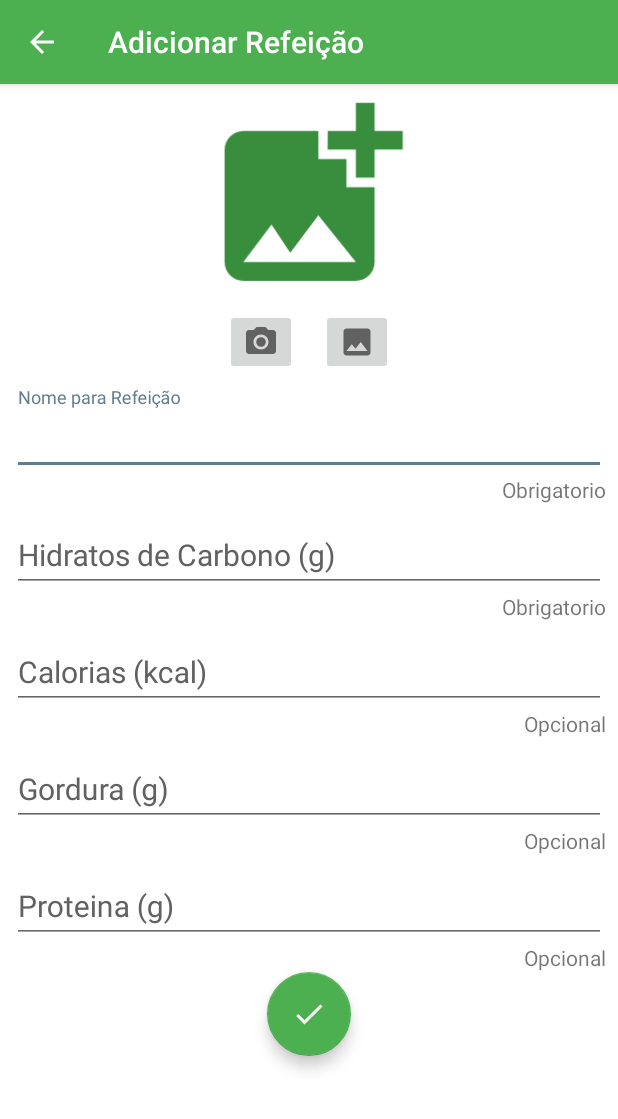
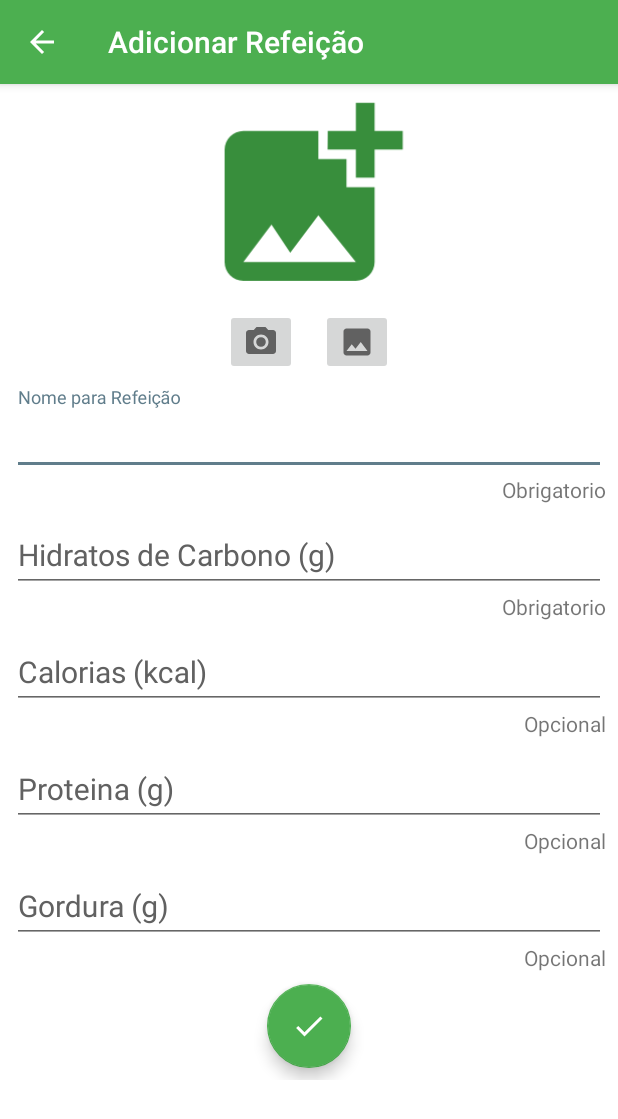
Before and after one commit to DavidsJulio/DiabetesTracker_PFinal, an Android app: the AdicionarRefeicaoActivity screen opened directly, with no data from a screen before it, on a phone screen of 412 x 824 dp. Shown: the top 1119 px of the screen. Run offline under Robolectric (Android 15) with nearby library versions, the phone set to English and light mode, and no system bars; our stand-ins replace Firebase (no records; nobody signed in at launch, a user with empty details on screens opened directly), Picasso.

Commit message:
- length correction in input fields

```diff
--- a/app/build.gradle
+++ b/app/build.gradle
@@ -33,6 +33,7 @@ dependencies {
     implementation 'androidx.navigation:navigation-fragment:2.3.0'
     implementation 'androidx.navigation:navigation-ui:2.3.0'
     implementation 'androidx.lifecycle:lifecycle-extensions:2.2.0'
+
     testImplementation 'junit:junit:4.12'
     androidTestImplementation 'androidx.test.ext:junit:1.1.1'
     androidTestImplementation 'androidx.test.espresso:espresso-core:3.2.0'
--- a/app/src/main/java/com/davidjulio/pfinal2020/activity/TelaPrincipalActivity.java
+++ b/app/src/main/java/com/davidjulio/pfinal2020/activity/TelaPrincipalActivity.java
@@ -48,7 +48,8 @@ public class TelaPrincipalActivity extends AppCompatActivity {
         setSupportActionBar(toolbar);
 
 
-        DrawerLayout drawer = findViewById(R.id.drawer_layout);
+       DrawerLayout drawer = findViewById(R.id.drawer_layout);
+
 
         //Cria referencia para a area de navegação
         NavigationView navigationView = findViewById(R.id.nav_view);
--- a/app/src/main/res/layout/activity_adicionar_refeicao.xml
+++ b/app/src/main/res/layout/activity_adicionar_refeicao.xml
@@ -1,5 +1,5 @@
 <?xml version="1.0" encoding="utf-8"?>
-<androidx.constraintlayout.widget.ConstraintLayout xmlns:android="http://schemas.android.com/apk/res/android"
+<ScrollView xmlns:android="http://schemas.android.com/apk/res/android"
     xmlns:app="http://schemas.android.com/apk/res-auto"
     xmlns:tools="http://schemas.android.com/tools"
     android:layout_width="match_parent"
@@ -7,6 +7,11 @@
     android:background="#FFFFFF"
     android:orientation="vertical"
     tools:context=".activity.ui.refeicoes.AdicionarRefeicaoActivity">
+
+    <LinearLayout
+        android:layout_width="match_parent"
+        android:layout_height="wrap_content"
+        android:orientation="vertical">
 
         <LinearLayout
             android:id="@+id/linearLayout"
@@ -53,12 +58,13 @@
         <LinearLayout
             android:id="@+id/linearLayout3"
             android:layout_width="match_parent"
-        android:layout_height="wrap_content"
+            android:layout_height="match_parent"
+            android:layout_marginBottom="8dp"
             android:orientation="vertical"
             android:paddingLeft="8dp"
             android:paddingRight="8dp"
             android:paddingTop="8dp"
-        app:layout_constraintBottom_toTopOf="@+id/fabSalvarR"
+            app:layout_constraintBottom_toBottomOf="parent"
             app:layout_constraintEnd_toEndOf="parent"
             app:layout_constraintStart_toStartOf="parent"
             app:layout_constraintTop_toBottomOf="@+id/linearLayout">
@@ -82,6 +88,7 @@
                     android:layout_width="match_parent"
                     android:layout_height="wrap_content"
                     android:hint="Nome para Refeição"
+                    android:maxLength="50"
                     android:textAlignment="viewStart"
                     android:textSize="20sp" />
             </com.google.android.material.textfield.TextInputLayout>
@@ -105,12 +112,13 @@
                     android:layout_height="wrap_content"
                     android:hint="Hidratos de Carbono (g)"
                     android:inputType="number|numberDecimal"
+                    android:maxLength="6"
                     android:textSize="20sp" />
             </com.google.android.material.textfield.TextInputLayout>
 
             <com.google.android.material.textfield.TextInputLayout
                 android:layout_width="match_parent"
-            android:layout_height="match_parent"
+                android:layout_height="wrap_content"
                 android:textColorHint="@color/colorCINZA">
 
                 <TextView
@@ -127,34 +135,13 @@
                     android:layout_height="wrap_content"
                     android:hint="Calorias (kcal)"
                     android:inputType="number"
+                    android:maxLength="4"
                     android:textSize="20sp" />
             </com.google.android.material.textfield.TextInputLayout>
 
             <com.google.android.material.textfield.TextInputLayout
                 android:layout_width="match_parent"
-            android:layout_height="match_parent"
-            android:textColorHint="@color/colorCINZA">
-
-            <TextView
-                android:id="@+id/textView10"
-                android:layout_width="wrap_content"
                 android:layout_height="wrap_content"
-                android:layout_gravity="right"
-                android:layout_weight="1"
-                android:text="Opcional" />
-
-            <com.google.android.material.textfield.TextInputEditText
-                android:id="@+id/editGorduraR"
-                android:layout_width="match_parent"
-                android:layout_height="wrap_content"
-                android:hint="Gordura (g)"
-                android:inputType="number|numberDecimal"
-                android:textSize="20sp" />
-        </com.google.android.material.textfield.TextInputLayout>
-
-        <com.google.android.material.textfield.TextInputLayout
-            android:layout_width="match_parent"
-            android:layout_height="match_parent"
                 android:textColorHint="@color/colorCINZA">
 
                 <TextView
@@ -172,22 +159,46 @@
                     android:freezesText="false"
                     android:hint="Proteina (g)"
                     android:inputType="number|numberDecimal"
+                    android:maxLength="6"
                     android:textSize="20sp" />
             </com.google.android.material.textfield.TextInputLayout>
 
-    </LinearLayout>
+            <com.google.android.material.textfield.TextInputLayout
+                android:layout_width="match_parent"
+                android:layout_height="wrap_content"
+                android:textColorHint="@color/colorCINZA">
+
+                <TextView
+                    android:id="@+id/textView10"
+                    android:layout_width="wrap_content"
+                    android:layout_height="wrap_content"
+                    android:layout_gravity="right"
+                    android:layout_weight="1"
+                    android:text="Opcional" />
+
+                <com.google.android.material.textfield.TextInputEditText
+                    android:id="@+id/editGorduraR"
+                    android:layout_width="match_parent"
+                    android:layout_height="wrap_content"
+                    android:hint="Gordura (g)"
+                    android:inputType="number|numberDecimal"
+                    android:maxLength="6"
+                    android:textSize="20sp" />
+            </com.google.android.material.textfield.TextInputLayout>
 
             <com.google.android.material.floatingactionbutton.FloatingActionButton
                 android:id="@+id/fabSalvarR"
                 android:layout_width="wrap_content"
                 android:layout_height="wrap_content"
+                android:layout_gravity="center_horizontal"
+                android:layout_marginBottom="8dp"
+                android:layout_marginTop="8dp"
                 android:clickable="true"
                 android:onClick="guardarRefeicao"
                 app:backgroundTint="@color/colorPrimary"
-        app:layout_constraintBottom_toBottomOf="parent"
-        app:layout_constraintEnd_toEndOf="parent"
-        app:layout_constraintStart_toStartOf="parent"
-        app:layout_constraintTop_toBottomOf="@+id/linearLayout3"
                 app:srcCompat="@drawable/ic_check" />
 
-</androidx.constraintlayout.widget.ConstraintLayout>
+        </LinearLayout>
+
+    </LinearLayout>
+</ScrollView>
--- a/app/src/main/res/layout/activity_tela_principal.xml
+++ b/app/src/main/res/layout/activity_tela_principal.xml
@@ -13,6 +13,7 @@
         android:layout_width="match_parent"
         android:layout_height="match_parent" />
 
+
     <com.google.android.material.navigation.NavigationView
         android:id="@+id/nav_view"
         android:layout_width="wrap_content"
@@ -21,6 +22,7 @@
         android:fitsSystemWindows="true"
         app:headerLayout="@layout/nav_header_main"
 
+
         app:menu="@menu/activity_main_drawer" />
 
 </androidx.drawerlayout.widget.DrawerLayout>
--- a/app/src/main/res/layout/fragment_calculadora.xml
+++ b/app/src/main/res/layout/fragment_calculadora.xml
@@ -39,6 +39,7 @@
             android:layout_weight="0"
             android:ems="10"
             android:inputType="number"
+            android:maxLength="4"
             android:textAlignment="center"
             tools:text="183" />
 
@@ -81,6 +82,7 @@
             android:layout_weight="0"
             android:ems="10"
             android:inputType="number"
+            android:maxLength="6"
             android:textAlignment="center"
             tools:text="48" />
 
--- a/app/src/main/res/layout/fragment_perfil.xml
+++ b/app/src/main/res/layout/fragment_perfil.xml
@@ -33,7 +33,6 @@
                 android:layout_weight="1"
                 android:gravity="center_vertical"
                 android:text="Fator de Sensibilidade\nà Insulina (FSI) :"
-                android:textAlignment="viewStart"
                 android:textSize="20sp" />
 
             <EditText
@@ -43,6 +42,7 @@
                 android:ems="0"
                 android:gravity="center_horizontal|center_vertical"
                 android:inputType="numberDecimal"
+                android:maxLength="3"
                 android:textAlignment="center"
                 android:textSize="20sp" />
 
@@ -71,6 +71,7 @@
                 android:ems="10"
                 android:gravity="center_horizontal|center_vertical"
                 android:inputType="numberDecimal"
+                android:maxLength="6"
                 android:textAlignment="center"
                 android:textSize="20sp" />
 
@@ -99,6 +100,7 @@
                 android:ems="10"
                 android:gravity="center_horizontal|center_vertical"
                 android:inputType="numberDecimal"
+                android:maxLength="3"
                 android:textAlignment="center"
                 android:textSize="20sp" />
 
@@ -166,9 +168,10 @@
             android:layout_width="match_parent"
             android:layout_height="wrap_content"
             android:drawableLeft="@drawable/ic_email"
-            android:drawablePadding=" 8dp"
+            android:drawablePadding="8dp"
             android:hint="@string/email"
             android:inputType="textEmailAddress"
+            android:maxLength="40"
             android:textSize="20sp" />
     </com.google.android.material.textfield.TextInputLayout>
 </androidx.constraintlayout.widget.ConstraintLayout>
```
Lines whose indentation alone changed are shown as unchanged.
